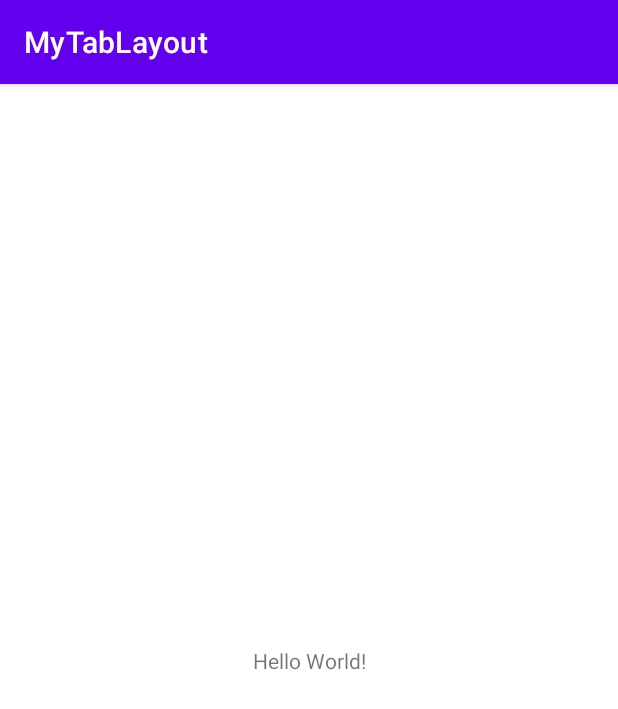
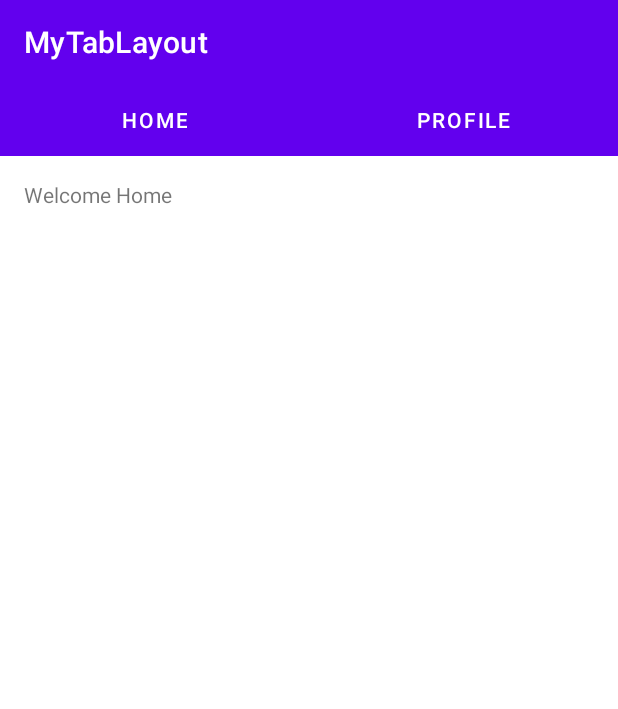
Before and after one commit to setyo46/dicoding-android-fundamental, an Android app: the screen it shows after launch (MainActivity), on a phone screen of 412 x 824 dp. Shown: the top 709 px of the screen. Run offline under Robolectric (Android 15) with nearby library versions, the phone set to English and light mode, and no system bars.

Commit message:
Tab Layout dengan ViewPager2

```diff
--- a/MyTablayout/app/build.gradle
+++ b/MyTablayout/app/build.gradle
@@ -37,6 +37,7 @@ dependencies {
     implementation 'androidx.core:core-ktx:1.7.0'
     implementation 'androidx.appcompat:appcompat:1.6.1'
     implementation 'com.google.android.material:material:1.8.0'
+    implementation "androidx.viewpager2:viewpager2:1.0.0"
     implementation 'androidx.constraintlayout:constraintlayout:2.1.4'
     testImplementation 'junit:junit:4.13.2'
     androidTestImplementation 'androidx.test.ext:junit:1.1.5'
--- /dev/null
+++ b/MyTablayout/app/src/main/java/com/setyo/mytablayout/HomeFragment.kt
@@ -0,0 +1,59 @@
+package com.setyo.mytablayout
+
+import android.os.Bundle
+import androidx.fragment.app.Fragment
+import android.view.LayoutInflater
+import android.view.View
+import android.view.ViewGroup
+
+// TODO: Rename parameter arguments, choose names that match
+// the fragment initialization parameters, e.g. ARG_ITEM_NUMBER
+private const val ARG_PARAM1 = "param1"
+private const val ARG_PARAM2 = "param2"
+
+/**
+ * A simple [Fragment] subclass.
+ * Use the [HomeFragment.newInstance] factory method to
+ * create an instance of this fragment.
+ */
+class HomeFragment : Fragment() {
+    // TODO: Rename and change types of parameters
+    private var param1: String? = null
+    private var param2: String? = null
+
+    override fun onCreate(savedInstanceState: Bundle?) {
+        super.onCreate(savedInstanceState)
+        arguments?.let {
+            param1 = it.getString(ARG_PARAM1)
+            param2 = it.getString(ARG_PARAM2)
+        }
+    }
+
+    override fun onCreateView(
+        inflater: LayoutInflater, container: ViewGroup?,
+        savedInstanceState: Bundle?
+    ): View? {
+        // Inflate the layout for this fragment
+        return inflater.inflate(R.layout.fragment_home, container, false)
+    }
+
+    companion object {
+        /**
+         * Use this factory method to create a new instance of
+         * this fragment using the provided parameters.
+         *
+         * @param param1 Parameter 1.
+         * @param param2 Parameter 2.
+         * @return A new instance of fragment HomeFragment.
+         */
+        // TODO: Rename and change types and number of parameters
+        @JvmStatic
+        fun newInstance(param1: String, param2: String) =
+            HomeFragment().apply {
+                arguments = Bundle().apply {
+                    putString(ARG_PARAM1, param1)
+                    putString(ARG_PARAM2, param2)
+                }
+            }
+    }
+}
--- a/MyTablayout/app/src/main/java/com/setyo/mytablayout/MainActivity.kt
+++ b/MyTablayout/app/src/main/java/com/setyo/mytablayout/MainActivity.kt
@@ -2,10 +2,31 @@ package com.setyo.mytablayout
 
 import androidx.appcompat.app.AppCompatActivity
 import android.os.Bundle
+import androidx.viewpager2.widget.ViewPager2
+import com.google.android.material.tabs.TabLayout
+import com.google.android.material.tabs.TabLayoutMediator
 
 class MainActivity : AppCompatActivity() {
+
+    companion object {
+        private val TAB_TITLES: IntArray
+            get() = intArrayOf(
+                R.string.tab_text_1,
+                R.string.tab_text_2
+            )
+    }
     override fun onCreate(savedInstanceState: Bundle?) {
         super.onCreate(savedInstanceState)
         setContentView(R.layout.activity_main)
+
+        val sectionPagerAdapter = SectionsPagerAdapter(this)
+        val viewPager: ViewPager2 = findViewById(R.id.view_pager)
+        viewPager.adapter = sectionPagerAdapter
+        val tabs: TabLayout = findViewById(R.id.tabs)
+        TabLayoutMediator(tabs, viewPager) { tab, position ->
+            tab.text = resources.getString(TAB_TITLES[position])
+        }.attach()
+
+        supportActionBar?.elevation = 0f
     }
 }
--- /dev/null
+++ b/MyTablayout/app/src/main/java/com/setyo/mytablayout/SectionsPagerAdapter.kt
@@ -0,0 +1,21 @@
+package com.setyo.mytablayout
+
+import androidx.appcompat.app.AppCompatActivity
+import androidx.fragment.app.Fragment
+import androidx.viewpager2.adapter.FragmentStateAdapter
+
+class SectionsPagerAdapter(activity: AppCompatActivity): FragmentStateAdapter(activity) {
+
+    override fun createFragment(position: Int): Fragment {
+        var fragment: Fragment? = null
+        when(position) {
+            0 -> fragment = HomeFragment()
+            1 -> fragment = ProfileFragment()
+        }
+        return fragment as Fragment
+    }
+
+    override fun getItemCount(): Int {
+       return 2
+    }
+}
--- a/MyTablayout/app/src/main/res/layout/activity_main.xml
+++ b/MyTablayout/app/src/main/res/layout/activity_main.xml
@@ -1,18 +1,21 @@
 <?xml version="1.0" encoding="utf-8"?>
-<androidx.constraintlayout.widget.ConstraintLayout xmlns:android="http://schemas.android.com/apk/res/android"
+<LinearLayout xmlns:android="http://schemas.android.com/apk/res/android"
     xmlns:app="http://schemas.android.com/apk/res-auto"
     xmlns:tools="http://schemas.android.com/tools"
     android:layout_width="match_parent"
     android:layout_height="match_parent"
+    android:orientation="vertical"
     tools:context=".MainActivity">
 
-    <TextView
-        android:layout_width="wrap_content"
+    <com.google.android.material.tabs.TabLayout
+        android:id="@+id/tabs"
+        android:layout_width="match_parent"
         android:layout_height="wrap_content"
-        android:text="Hello World!"
-        app:layout_constraintBottom_toBottomOf="parent"
-        app:layout_constraintEnd_toEndOf="parent"
-        app:layout_constraintStart_toStartOf="parent"
-        app:layout_constraintTop_toTopOf="parent" />
+        android:background="?attr/colorPrimary"
+        app:tabTextColor="@android:color/white"/>
 
-</androidx.constraintlayout.widget.ConstraintLayout>
+    <androidx.viewpager2.widget.ViewPager2
+        android:id="@+id/view_pager"
+        android:layout_width="match_parent"
+        android:layout_height="match_parent"/>
+</LinearLayout>
--- /dev/null
+++ b/MyTablayout/app/src/main/res/layout/fragment_home.xml
@@ -0,0 +1,16 @@
+<?xml version="1.0" encoding="utf-8"?>
+<FrameLayout xmlns:android="http://schemas.android.com/apk/res/android"
+    xmlns:tools="http://schemas.android.com/tools"
+    android:layout_width="match_parent"
+    android:layout_height="match_parent"
+    tools:context=".HomeFragment">
+
+    <TextView
+        android:id="@+id/selection_label"
+        android:layout_width="wrap_content"
+        android:layout_height="wrap_content"
+        android:layout_marginStart="16dp"
+        android:layout_marginTop="16dp"
+        android:text="@string/content_tab_home"/>
+
+</FrameLayout>
--- a/MyTablayout/app/src/main/res/values/strings.xml
+++ b/MyTablayout/app/src/main/res/values/strings.xml
@@ -1,3 +1,11 @@
 <resources>
     <string name="app_name">MyTabLayout</string>
+    <string name="tab_text_1">Home</string>
+    <string name="tab_text_2">Profile</string>
+    <string name="tab_text_3">Setting</string>
+    <string name="content_tab_home">Welcome Home</string>
+    <string name="content_tab_profile">Change your Profile here</string>
+    <string name="content_tab_text">This is Tab %1$d</string>
+    <!-- TODO: Remove or change this placeholder text -->
+    <string name="hello_blank_fragment">Hello blank fragment</string>
 </resources>
```
Also changed, not shown: MyTablayout/app/src/main/java/com/setyo/mytablayout/ProfileFragment.kt (added, +59 -0 lines), MyTablayout/app/src/main/res/layout/fragment_profile.xml (added, +14 -0 lines).
